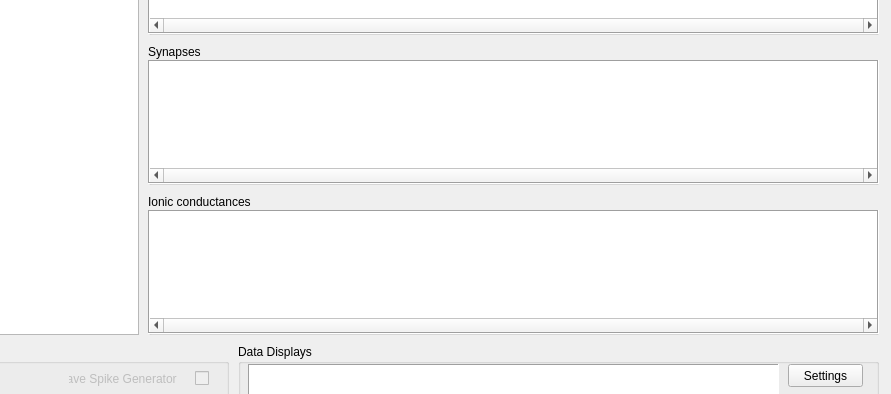
Above: src/gui/MainWin.ui from CompEphys-team/stdpc before the change; both pictures show x 122 to 1013 and y 145 to 539 of the 1013 by 912 pixel window. Below: the same form after it.
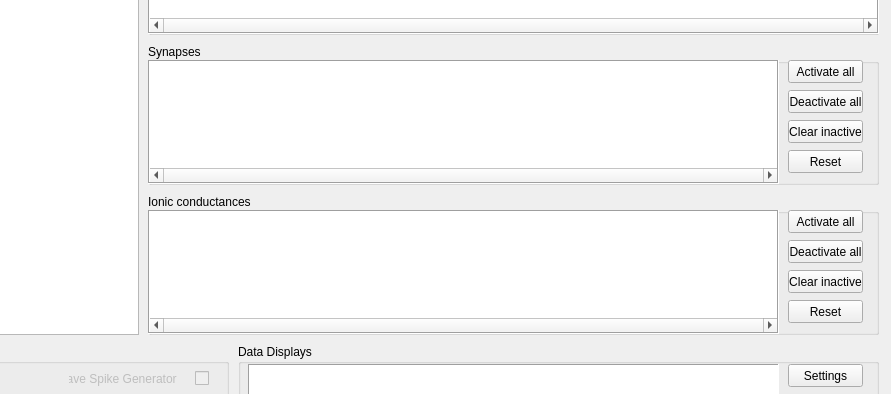
That is the form after the change. Custom widgets are drawn as their Qt base class.

Commit message:
Added utility buttons to component tables
... which necessitated a bit of a refactoring of ComponentTable.

Known issue: ChannelListModel::subordinate'd connections are not
properly cleared.

```diff
--- a/src/gui/MainWin.ui
+++ b/src/gui/MainWin.ui
@@ -114,7 +114,7 @@
       <rect>
        <x>0</x>
        <y>16</y>
-       <width>731</width>
+       <width>631</width>
        <height>124</height>
       </rect>
      </property>
@@ -146,6 +146,58 @@
       <number>101</number>
      </attribute>
     </widget>
+    <widget class="QPushButton" name="HHActivate">
+     <property name="geometry">
+      <rect>
+       <x>640</x>
+       <y>16</y>
+       <width>75</width>
+       <height>23</height>
+      </rect>
+     </property>
+     <property name="text">
+      <string>Activate all</string>
+     </property>
+    </widget>
+    <widget class="QPushButton" name="HHDeactivate">
+     <property name="geometry">
+      <rect>
+       <x>640</x>
+       <y>46</y>
+       <width>75</width>
+       <height>23</height>
+      </rect>
+     </property>
+     <property name="text">
+      <string>Deactivate all</string>
+     </property>
+    </widget>
+    <widget class="QPushButton" name="HHClear">
+     <property name="geometry">
+      <rect>
+       <x>640</x>
+       <y>76</y>
+       <width>75</width>
+       <height>23</height>
+      </rect>
+     </property>
+     <property name="text">
+      <string>Clear inactive</string>
+     </property>
+    </widget>
+    <widget class="QPushButton" name="HHReset">
+     <property name="geometry">
+      <rect>
+       <x>640</x>
+       <y>106</y>
+       <width>75</width>
+       <height>23</height>
+      </rect>
+     </property>
+     <property name="text">
+      <string>Reset</string>
+     </property>
+    </widget>
    </widget>
    <widget class="QGroupBox" name="SynBox">
     <property name="geometry">
@@ -164,7 +216,7 @@
       <rect>
        <x>0</x>
        <y>16</y>
-       <width>731</width>
+       <width>631</width>
        <height>124</height>
       </rect>
      </property>
@@ -196,6 +248,58 @@
       <number>101</number>
      </attribute>
     </widget>
+    <widget class="QPushButton" name="SynReset">
+     <property name="geometry">
+      <rect>
+       <x>640</x>
+       <y>106</y>
+       <width>75</width>
+       <height>23</height>
+      </rect>
+     </property>
+     <property name="text">
+      <string>Reset</string>
+     </property>
+    </widget>
+    <widget class="QPushButton" name="SynClear">
+     <property name="geometry">
+      <rect>
+       <x>640</x>
+       <y>76</y>
+       <width>75</width>
+       <height>23</height>
+      </rect>
+     </property>
+     <property name="text">
+      <string>Clear inactive</string>
+     </property>
+    </widget>
+    <widget class="QPushButton" name="SynDeactivate">
+     <property name="geometry">
+      <rect>
+       <x>640</x>
+       <y>46</y>
+       <width>75</width>
+       <height>23</height>
+      </rect>
+     </property>
+     <property name="text">
+      <string>Deactivate all</string>
+     </property>
+    </widget>
+    <widget class="QPushButton" name="SynActivate">
+     <property name="geometry">
+      <rect>
+       <x>640</x>
+       <y>16</y>
+       <width>75</width>
+       <height>23</height>
+      </rect>
+     </property>
+     <property name="text">
+      <string>Activate all</string>
+     </property>
+    </widget>
    </widget>
    <widget class="QGroupBox" name="groupBox">
     <property name="geometry">
```
The commit also changes 24 other files.
